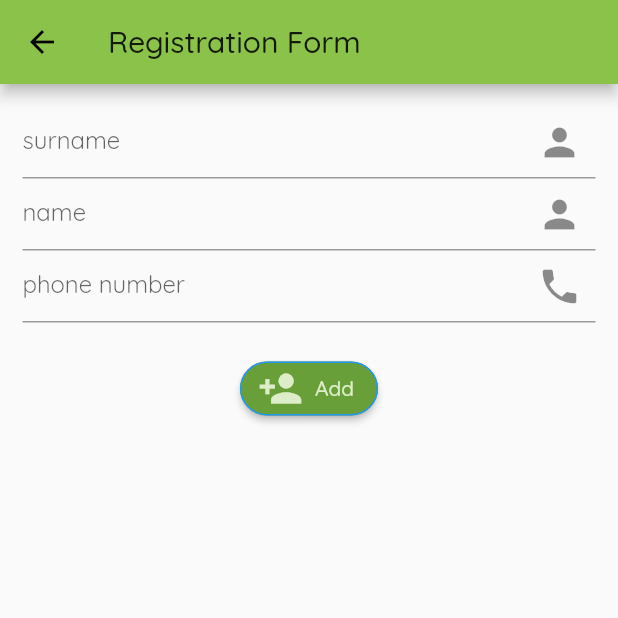
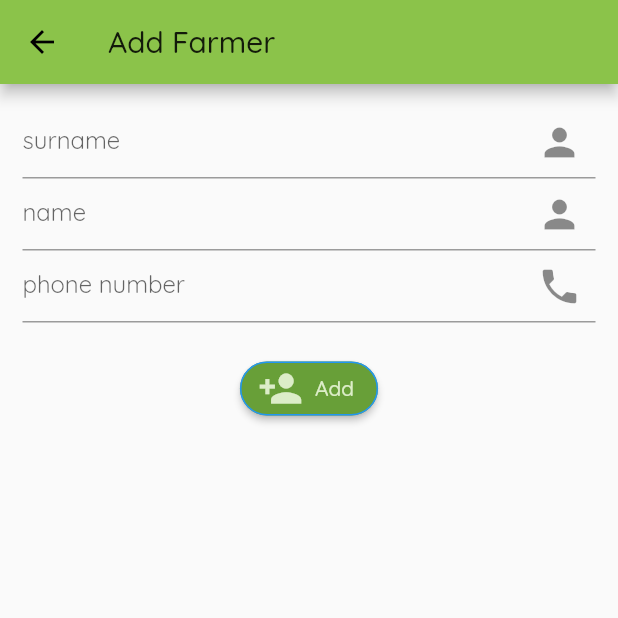
Before and after one commit to GRKRepository/harinifertilizers, a Flutter app: the RegisterForm screen opened directly, on a phone screen of 412 x 824 dp, the top half of it. Run offline on Flutter 3.47's test engine with Material 2 defaults, Android fonts, the phone set to English and light mode, and no system bars; our stand-ins replace cloud_firestore, pdf, progress_dialog; accounts and stored records are empty.

Commit message:
Update registerform.dart
changed label

```diff
--- a/lib/ui/registerform.dart
+++ b/lib/ui/registerform.dart
@@ -27,7 +27,7 @@ class RegisterFormState extends State<RegisterForm> {
     return Scaffold(
       appBar: AppBar(
         title: Text(
-          "Registration Form",
+          "Add Farmer",
         ),
       ),
       body: Container(
```
